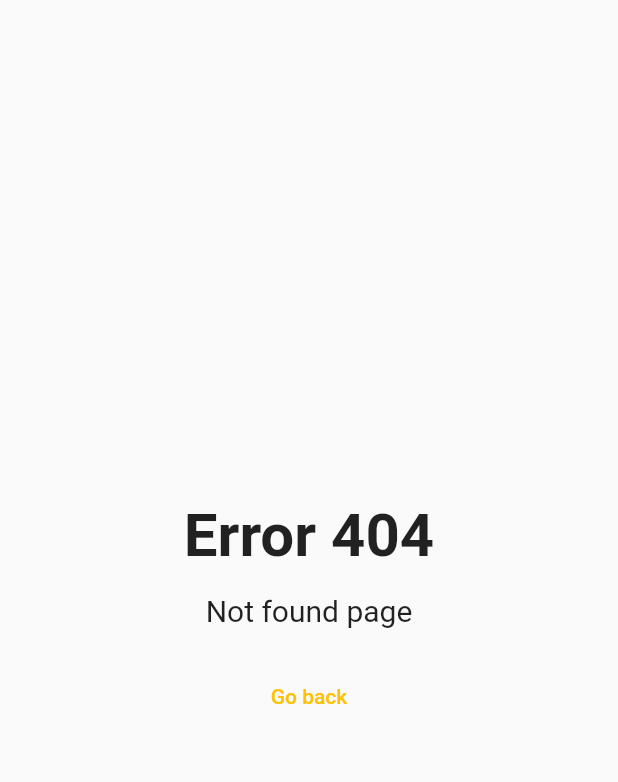
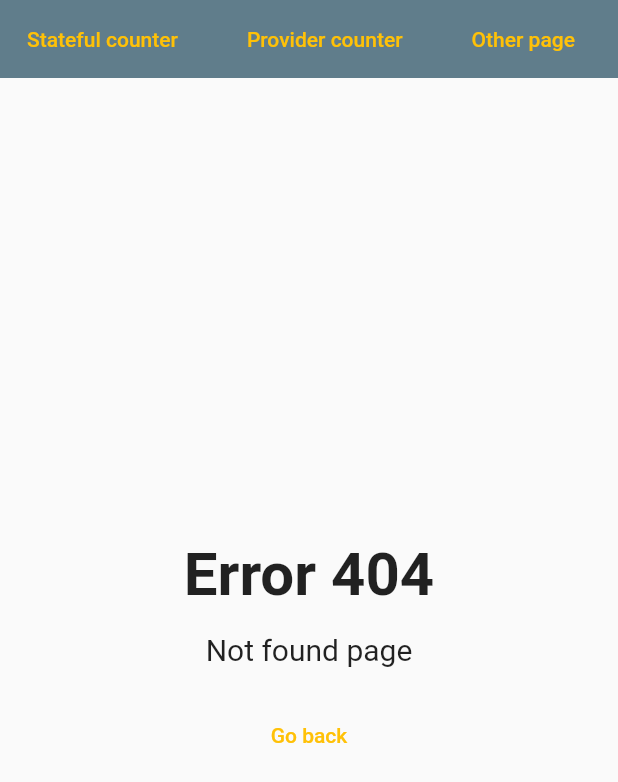
Before and after one commit to IdGalarzaSa/FlutterWebBasicsRoutes, a Flutter app: the screen it shows after launch, after a tap on "Other page", on a phone screen of 412 x 824 dp. Shown: the top 782 px of the screen. Run offline on Flutter 3.47's test engine with Material 2 defaults, Android fonts, the phone set to English and light mode, and no system bars; our stand-ins replace get_it.

Commit message:
Naigation with get it and layout pages

```diff
--- /dev/null
+++ b/lib/locator.dart
@@ -0,0 +1,10 @@
+import 'package:flutter_web_basics/services/navigation_service.dart';
+import 'package:get_it/get_it.dart';
+
+GetIt locator = GetIt.instance;
+
+// Inicializa y configuta los servicios que usamos como
+// singletons
+void setupLocator() {
+  locator.registerLazySingleton(() => NavigationService());
+}
--- a/lib/main.dart
+++ b/lib/main.dart
@@ -1,23 +1,28 @@
 import 'package:flutter/material.dart';
+import 'package:flutter_web_basics/locator.dart';
 import 'package:flutter_web_basics/router/route_generator.dart';
-import 'package:flutter_web_basics/ui/pages/counter_stateful_page.dart';
+import 'package:flutter_web_basics/services/navigation_service.dart';
+import 'package:flutter_web_basics/ui/layouts/main_layout_page.dart';
+import 'package:flutter_web_basics/ui/views/counter_stateful_view.dart';
 
-void main() => runApp(MyApp());
+void main() {
+  // Ejecutamos la configuracion del get it
+  setupLocator();
+  runApp(MyApp());
+}
 
 class MyApp extends StatelessWidget {
   @override
   Widget build(BuildContext context) {
     return MaterialApp(
       title: 'GEDESA',
-      initialRoute: CounterStatefulPage.ROUTE_NAME,
-      // Cuando definimos un route generator, ya no requermimos definir la propiedad "route"
-
-      // routes: {
-      //   CounterStatefulPage.routeName: (_) => CounterStatefulPage(),
-      //   CounterProviderPage.routeName: (_) => CounterProviderPage()
-      // },
-
+      initialRoute: CounterStatefulView.ROUTE_NAME,
       onGenerateRoute: (route) => RouteGenerator.generateRoute(route),
+      // Usamos el locator donde se almacenan todos nuestros servicios como singletons
+      navigatorKey: locator<NavigationService>().navigationKey,
+      builder: (_, child) {
+        return MainLayoutPage(viewChild: child ?? Container());
+      },
     );
   }
 }
--- a/lib/router/route_generator.dart
+++ b/lib/router/route_generator.dart
@@ -1,27 +1,27 @@
 import 'package:flutter/cupertino.dart';
 import 'package:flutter/material.dart';
 import 'package:flutter/foundation.dart' show kIsWeb;
-import 'package:flutter_web_basics/ui/pages/counter_provider_page.dart';
-import 'package:flutter_web_basics/ui/pages/counter_stateful_page.dart';
-import 'package:flutter_web_basics/ui/pages/not_found_page.dart';
+import 'package:flutter_web_basics/ui/views/counter_provider_view.dart';
+import 'package:flutter_web_basics/ui/views/counter_stateful_view.dart';
+import 'package:flutter_web_basics/ui/views/not_found_view.dart';
 
 class RouteGenerator {
   static Route<dynamic> generateRoute(RouteSettings route) {
     switch (route.name) {
-      case CounterStatefulPage.ROUTE_NAME:
+      case CounterStatefulView.ROUTE_NAME:
         return _fadeRoute(
-          CounterStatefulPage(),
-          CounterStatefulPage.ROUTE_NAME,
+          CounterStatefulView(),
+          CounterStatefulView.ROUTE_NAME,
         );
-      case CounterProviderPage.ROUTE_NAME:
+      case CounterProviderView.ROUTE_NAME:
         return _fadeRoute(
-          CounterProviderPage(),
-          CounterProviderPage.ROUTE_NAME,
+          CounterProviderView(),
+          CounterProviderView.ROUTE_NAME,
         );
       default:
         return _fadeRoute(
-          NotFoundPage(),
-          NotFoundPage.ROUTE_NAME,
+          NotFoundView(),
+          NotFoundView.ROUTE_NAME,
         );
     }
   }
--- /dev/null
+++ b/lib/services/navigation_service.dart
@@ -0,0 +1,13 @@
+import 'package:flutter/material.dart';
+
+class NavigationService {
+  final GlobalKey<NavigatorState> navigationKey = GlobalKey<NavigatorState>();
+
+  Future navigateTo(String routeName) {
+    return navigationKey.currentState!.pushNamed(routeName);
+  }
+
+  void goBack() {
+    return navigationKey.currentState!.pop();
+  }
+}
--- /dev/null
+++ b/lib/ui/layouts/main_layout_page.dart
@@ -0,0 +1,26 @@
+import 'package:flutter/material.dart';
+import 'package:flutter_web_basics/ui/shared/custom_app_menu.dart';
+
+class MainLayoutPage extends StatelessWidget {
+  // Widget que le pasaremos para renderizar o reemplazar
+  final Widget viewChild;
+
+  const MainLayoutPage({
+    Key? key,
+    required this.viewChild,
+  });
+
+  @override
+  Widget build(BuildContext context) {
+    return Scaffold(
+      body: Column(
+        children: [
+          CustomAppMenu(),
+          Spacer(),
+          Expanded(child: viewChild),
+          Spacer(),
+        ],
+      ),
+    );
+  }
+}
--- a/lib/ui/pages/counter_provider_page.dart
+++ /dev/null
@@ -1,68 +0,0 @@
-import 'package:flutter/material.dart';
-import 'package:flutter_web_basics/providers/counter_provider.dart';
-import 'package:flutter_web_basics/ui/shared/custom_app_menu.dart';
-import 'package:flutter_web_basics/ui/shared/custom_text_button.dart';
-import 'package:provider/provider.dart';
-
-class CounterProviderPage extends StatelessWidget {
-  static const ROUTE_NAME = "/provider";
-
-  @override
-  Widget build(BuildContext context) {
-    return ChangeNotifierProvider(
-      create: (_) => CounterProvider(),
-      child: _CounterProviderPageBody(),
-    );
-  }
-}
-
-class _CounterProviderPageBody extends StatelessWidget {
-  @override
-  Widget build(BuildContext context) {
-    final counterProvider = Provider.of<CounterProvider>(context);
-
-    return Scaffold(
-      body: Column(
-        mainAxisAlignment: MainAxisAlignment.center,
-        children: [
-          CustomAppMenu(),
-          Spacer(),
-          FittedBox(
-            fit: BoxFit.fill,
-            child: Text(
-              "Counter ${counterProvider.counter}",
-              style: TextStyle(fontSize: 48, fontWeight: FontWeight.bold),
-            ),
-          ),
-          FittedBox(
-            fit: BoxFit.fill,
-            child: Text(
-              "Counter 0",
-              style: TextStyle(fontSize: 48, fontWeight: FontWeight.bold),
-            ),
-          ),
-          FittedBox(
-            fit: BoxFit.contain,
-            child: Row(
-              mainAxisAlignment: MainAxisAlignment.center,
-              children: [
-                CustomTextButton(
-                  buttonFunction: () => {counterProvider.increment()},
-                  buttonText: "Incrementar",
-                ),
-                SizedBox(
-                  width: 20,
-                ),
-                CustomTextButton(
-                  buttonFunction: () => {counterProvider.decrement()},
-                  buttonText: "Decrementar",
-                )
-              ],
-            ),
-          ),
-          Spacer(),
-        ],
-      ),
-    );
-  }
-}
--- a/lib/ui/pages/counter_stateful_page.dart
+++ /dev/null
@@ -1,61 +0,0 @@
-import 'package:flutter/material.dart';
-import 'package:flutter_web_basics/ui/shared/custom_app_menu.dart';
-import 'package:flutter_web_basics/ui/shared/custom_text_button.dart';
-
-class CounterStatefulPage extends StatefulWidget {
-  static const ROUTE_NAME = "/stateful";
-
-  @override
-  _CounterStatefulPageState createState() => _CounterStatefulPageState();
-}
-
-class _CounterStatefulPageState extends State<CounterStatefulPage> {
-  int counter = 0;
-
-  @override
-  Widget build(BuildContext context) {
-    return Scaffold(
-      body: Column(
-        mainAxisAlignment: MainAxisAlignment.center,
-        children: [
-          CustomAppMenu(),
-          Spacer(),
-          FittedBox(
-            fit: BoxFit.fill,
-            child: Text(
-              "Counter stateful",
-              style: TextStyle(fontSize: 48, fontWeight: FontWeight.bold),
-            ),
-          ),
-          FittedBox(
-            fit: BoxFit.fill,
-            child: Text(
-              "Counter $counter",
-              style: TextStyle(fontSize: 48, fontWeight: FontWeight.bold),
-            ),
-          ),
-          FittedBox(
-            fit: BoxFit.contain,
-            child: Row(
-              mainAxisAlignment: MainAxisAlignment.center,
-              children: [
-                CustomTextButton(
-                  buttonFunction: () => setState(() => counter++),
-                  buttonText: "Incrementar",
-                ),
-                SizedBox(
-                  width: 20,
-                ),
-                CustomTextButton(
-                  buttonFunction: () => setState(() => counter--),
-                  buttonText: "Decrementar",
-                )
-              ],
-            ),
-          ),
-          Spacer(),
-        ],
-      ),
-    );
-  }
-}
--- a/lib/ui/pages/not_found_page.dart
+++ /dev/null
@@ -1,42 +0,0 @@
-import 'package:flutter/material.dart';
-import 'package:flutter_web_basics/ui/pages/counter_stateful_page.dart';
-import 'package:flutter_web_basics/ui/shared/custom_text_button.dart';
-
-class NotFoundPage extends StatelessWidget {
-  static const ROUTE_NAME = "/NotFound";
-
-  @override
-  Widget build(BuildContext context) {
-    return Scaffold(
-      body: Container(
-        child: Center(
-          child: Column(
-            mainAxisAlignment: MainAxisAlignment.center,
-            children: [
-              FittedBox(
-                fit: BoxFit.contain,
-                child: Text(
-                  "Error 404",
-                  style: TextStyle(fontSize: 40, fontWeight: FontWeight.bold),
-                ),
-              ),
-              SizedBox(height: 15),
-              FittedBox(
-                fit: BoxFit.contain,
-                child: Text(
-                  "Not found page",
-                  style: TextStyle(fontSize: 20),
-                ),
-              ),
-              SizedBox(height: 20),
-              CustomTextButton(
-                  buttonFunction: () => Navigator.pushReplacementNamed(
-                      context, CounterStatefulPage.ROUTE_NAME),
-                  buttonText: "Go back")
-            ],
-          ),
-        ),
-      ),
-    );
-  }
-}
--- a/lib/ui/shared/custom_app_menu.dart
+++ b/lib/ui/shared/custom_app_menu.dart
@@ -1,7 +1,9 @@
 import 'package:flutter/material.dart';
-import 'package:flutter_web_basics/ui/pages/counter_provider_page.dart';
-import 'package:flutter_web_basics/ui/pages/counter_stateful_page.dart';
+import 'package:flutter_web_basics/locator.dart';
+import 'package:flutter_web_basics/services/navigation_service.dart';
 import 'package:flutter_web_basics/ui/shared/custom_text_button.dart';
+import 'package:flutter_web_basics/ui/views/counter_provider_view.dart';
+import 'package:flutter_web_basics/ui/views/counter_stateful_view.dart';
 
 class CustomAppMenu extends StatelessWidget {
   @override
@@ -12,18 +14,21 @@ class CustomAppMenu extends StatelessWidget {
         children: [
           CustomTextButton(
             buttonFunction: () =>
-                Navigator.pushNamed(context, CounterStatefulPage.ROUTE_NAME),
+                // Navigator.pushNamed(context, CounterStatefulView.ROUTE_NAME),
+                locator<NavigationService>()
+                    .navigateTo(CounterStatefulView.ROUTE_NAME),
             buttonText: "Stateful counter",
           ),
           SizedBox(width: 10),
           CustomTextButton(
-            buttonFunction: () =>
-                Navigator.pushNamed(context, CounterProviderPage.ROUTE_NAME),
+            buttonFunction: () => locator<NavigationService>()
+                .navigateTo(CounterProviderView.ROUTE_NAME),
             buttonText: "Provider counter",
           ),
           SizedBox(width: 10),
           CustomTextButton(
-            buttonFunction: () => Navigator.pushNamed(context, "/Abdas2312312"),
+            buttonFunction: () =>
+                locator<NavigationService>().navigateTo("/ddasda1232132"),
             buttonText: "Other page",
           ),
           SizedBox(width: 10)
--- /dev/null
+++ b/lib/ui/views/counter_provider_view.dart
@@ -0,0 +1,62 @@
+import 'package:flutter/material.dart';
+import 'package:flutter_web_basics/providers/counter_provider.dart';
+import 'package:flutter_web_basics/ui/shared/custom_text_button.dart';
+import 'package:provider/provider.dart';
+
+class CounterProviderView extends StatelessWidget {
+  static const ROUTE_NAME = "/provider";
+
+  @override
+  Widget build(BuildContext context) {
+    return ChangeNotifierProvider(
+      create: (_) => CounterProvider(),
+      child: _CounterProviderPageBody(),
+    );
+  }
+}
+
+class _CounterProviderPageBody extends StatelessWidget {
+  @override
+  Widget build(BuildContext context) {
+    final counterProvider = Provider.of<CounterProvider>(context);
+
+    return Column(
+      mainAxisAlignment: MainAxisAlignment.center,
+      children: [
+        FittedBox(
+          fit: BoxFit.fill,
+          child: Text(
+            "Counter Provider",
+            style: TextStyle(fontSize: 48, fontWeight: FontWeight.bold),
+          ),
+        ),
+        FittedBox(
+          fit: BoxFit.fill,
+          child: Text(
+            "Counter ${counterProvider.counter}",
+            style: TextStyle(fontSize: 48, fontWeight: FontWeight.bold),
+          ),
+        ),
+        FittedBox(
+          fit: BoxFit.contain,
+          child: Row(
+            mainAxisAlignment: MainAxisAlignment.center,
+            children: [
+              CustomTextButton(
+                buttonFunction: () => {counterProvider.increment()},
+                buttonText: "Incrementar",
+              ),
+              SizedBox(
+                width: 20,
+              ),
+              CustomTextButton(
+                buttonFunction: () => {counterProvider.decrement()},
+                buttonText: "Decrementar",
+              )
+            ],
+          ),
+        ),
+      ],
+    );
+  }
+}
--- /dev/null
+++ b/lib/ui/views/counter_stateful_view.dart
@@ -0,0 +1,55 @@
+import 'package:flutter/material.dart';
+import 'package:flutter_web_basics/ui/shared/custom_text_button.dart';
+
+class CounterStatefulView extends StatefulWidget {
+  static const ROUTE_NAME = "/stateful";
+
+  @override
+  _CounterStatefulViewState createState() => _CounterStatefulViewState();
+}
+
+class _CounterStatefulViewState extends State<CounterStatefulView> {
+  int counter = 0;
+
+  @override
+  Widget build(BuildContext context) {
+    return Column(
+      mainAxisAlignment: MainAxisAlignment.center,
+      children: [
+        FittedBox(
+          fit: BoxFit.fill,
+          child: Text(
+            "Counter stateful",
+            style: TextStyle(fontSize: 48, fontWeight: FontWeight.bold),
+          ),
+        ),
+        FittedBox(
+          fit: BoxFit.fill,
+          child: Text(
+            "Counter $counter",
+            style: TextStyle(fontSize: 48, fontWeight: FontWeight.bold),
+          ),
+        ),
+        FittedBox(
+          fit: BoxFit.contain,
+          child: Row(
+            mainAxisAlignment: MainAxisAlignment.center,
+            children: [
+              CustomTextButton(
+                buttonFunction: () => setState(() => counter++),
+                buttonText: "Incrementar",
+              ),
+              SizedBox(
+                width: 20,
+              ),
+              CustomTextButton(
+                buttonFunction: () => setState(() => counter--),
+                buttonText: "Decrementar",
+              )
+            ],
+          ),
+        ),
+      ],
+    );
+  }
+}
--- /dev/null
+++ b/lib/ui/views/not_found_view.dart
@@ -0,0 +1,40 @@
+import 'package:flutter/material.dart';
+import 'package:flutter_web_basics/ui/shared/custom_text_button.dart';
+import 'package:flutter_web_basics/ui/views/counter_stateful_view.dart';
+
+class NotFoundView extends StatelessWidget {
+  static const ROUTE_NAME = "/NotFound";
+
+  @override
+  Widget build(BuildContext context) {
+    return Container(
+      child: Center(
+        child: Column(
+          mainAxisAlignment: MainAxisAlignment.center,
+          children: [
+            FittedBox(
+              fit: BoxFit.contain,
+              child: Text(
+                "Error 404",
+                style: TextStyle(fontSize: 40, fontWeight: FontWeight.bold),
+              ),
+            ),
+            SizedBox(height: 15),
+            FittedBox(
+              fit: BoxFit.contain,
+              child: Text(
+                "Not found page",
+                style: TextStyle(fontSize: 20),
+              ),
+            ),
+            SizedBox(height: 20),
+            CustomTextButton(
+                buttonFunction: () => Navigator.pushReplacementNamed(
+                    context, CounterStatefulView.ROUTE_NAME),
+                buttonText: "Go back")
+          ],
+        ),
+      ),
+    );
+  }
+}
--- a/pubspec.yaml
+++ b/pubspec.yaml
@@ -24,6 +24,7 @@ dependencies:
   flutter:
     sdk: flutter
   cupertino_icons: ^1.0.2
+  get_it: ^7.2.0
   provider: ^5.0.0
 
 dev_dependencies:
```
Also changed, not shown: pubspec.lock.
